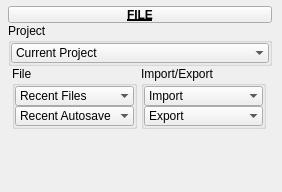
This is tentacle/ui/uiLevel_3/file.ui in m3trik/tentacle as Qt 5 draws it before an edit. The edited form follows.
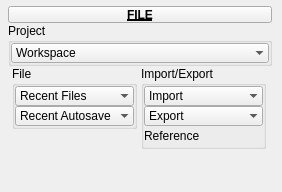
This is the edited form. Custom widgets are drawn as their Qt base class.

Patch:
```diff
--- a/tentacle/ui/uiLevel_3/file.ui
+++ b/tentacle/ui/uiLevel_3/file.ui
@@ -267,6 +267,34 @@
               </item>
              </widget>
             </item>
+            <item>
+             <widget class="Label" name="lbl005">
+              <property name="sizePolicy">
+               <sizepolicy hsizetype="Minimum" vsizetype="Fixed">
+                <horstretch>0</horstretch>
+                <verstretch>0</verstretch>
+               </sizepolicy>
+              </property>
+              <property name="minimumSize">
+               <size>
+                <width>0</width>
+                <height>20</height>
+               </size>
+              </property>
+              <property name="maximumSize">
+               <size>
+                <width>999</width>
+                <height>20</height>
+               </size>
+              </property>
+              <property name="toolTip">
+               <string>Reference scenes in the workspace directory.</string>
+              </property>
+              <property name="text">
+               <string>Reference</string>
+              </property>
+             </widget>
+            </item>
            </layout>
           </widget>
          </item>
@@ -377,7 +405,7 @@
           </property>
           <item>
            <property name="text">
-            <string>Current Project</string>
+            <string>Workspace</string>
            </property>
           </item>
          </widget>
@@ -400,6 +428,11 @@
    <extends>QComboBox</extends>
    <header>widgets.combobox.h</header>
   </customwidget>
+  <customwidget>
+   <class>Label</class>
+   <extends>QLabel</extends>
+   <header>widgets.label.h</header>
+  </customwidget>
  </customwidgets>
  <resources/>
  <connections/>
```
Left out of the diff: 3 changed lines with no effect on the pictures.
